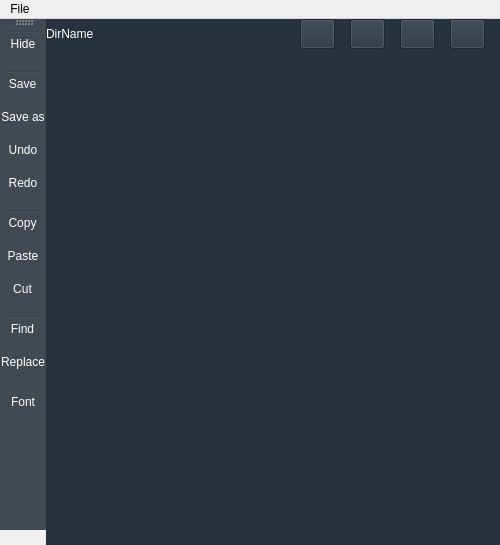
Qt form app/src/MainWindow.ui (i-minakov/utext) before a commit.
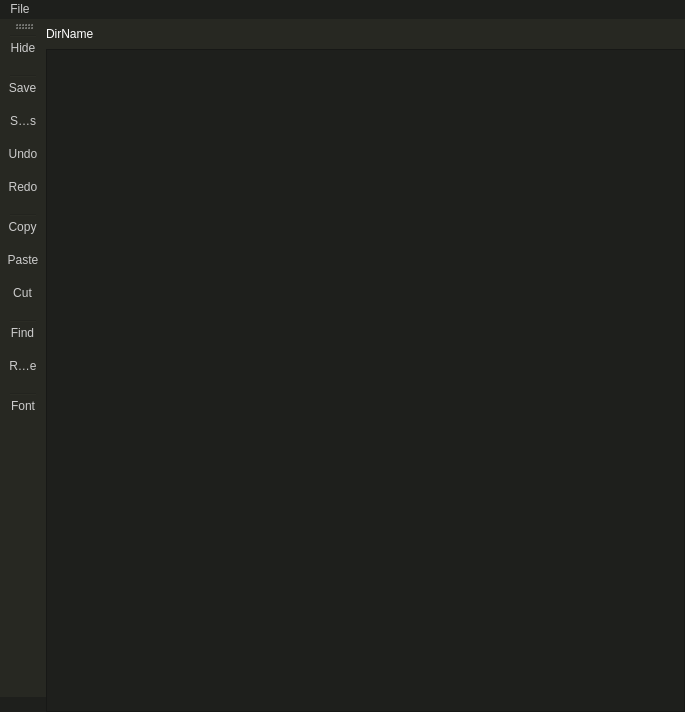
The same form after that commit. The open tabs and pages were chosen to show the change. Icons and pictures are not drawn.

What changed in the file:
```diff
--- a/app/src/MainWindow.ui
+++ b/app/src/MainWindow.ui
@@ -6,8 +6,8 @@
    <rect>
     <x>0</x>
     <y>0</y>
-    <width>500</width>
-    <height>545</height>
+    <width>685</width>
+    <height>712</height>
    </rect>
   </property>
   <property name="minimumSize">
@@ -29,6 +29,10 @@
    <iconset theme=":/resources/cut.svg">
     <normaloff>.</normaloff>.</iconset>
   </property>
+  <property name="styleSheet">
+   <string notr="true">background-color: #1e1f1c;
+color: #cccccc;</string>
+  </property>
   <widget class="QWidget" name="MainWindowLO">
    <property name="acceptDrops">
     <bool>true</bool>
@@ -68,7 +72,89 @@
         <bool>true</bool>
        </property>
        <property name="styleSheet">
-        <string notr="true">background-color: #27323E;</string>
+        <string notr="true">QTreeView
+{
+	background-color: #1e1f1c;
+	selection-background-color: transparent;
+}
+
+QTreeView::item:selected
+{
+	background: red;
+}
+
+QTreeView::item:selected:active{
+	background: #75715e;
+}
+
+QTreeView::item:selected:!active {
+	background: #414339;
+}
+
+/* =========== scroll =========== */
+ QScrollBar:vertical
+ {
+	width: 10px;
+	margin: 0px 3px 0px 3px;
+	border-radius: 2px;
+ }
+
+QScrollBar::handle:vertical
+ {
+	background: #75715e;
+	min-height: 5px;
+	border-radius: 2px;
+ }
+
+QScrollBar::sub-line:vertical
+ {
+	margin: 3px 0px 3px 0px;
+	border-image: url(:/qss_icons/rc/up_arrow_disabled.png);
+	height: 10px;
+	width: 10px;
+	subcontrol-position: top;
+	subcontrol-origin: margin;
+ }
+
+ QScrollBar::add-line:vertical
+ {
+	margin: 3px 0px 3px 0px;
+	border-image: url(:/qss_icons/rc/down_arrow_disabled.png);
+	height: 10px;
+	width: 10px;
+	subcontrol-position: bottom;
+	subcontrol-origin: margin;
+ }
+
+ QScrollBar::sub-line:vertical:hover,QScrollBar::sub-line:vertical:on
+ {
+	border-image: url(:/qss_icons/rc/up_arrow.png);
+	height: 10px;
+	width: 10px;
+	subcontrol-position: top;
+	subcontrol-origin: margin;
+ }
+
+
+ QScrollBar::add-line:vertical:hover, QScrollBar::add-line:vertical:on
+ {
+	border-image: url(:/qss_icons/rc/down_arrow.png);
+	height: 10px;
+	width: 10px;
+	subcontrol-position: bottom;
+	subcontrol-origin: margin;
+ }
+
+ QScrollBar::up-arrow:vertical, QScrollBar::down-arrow:vertical
+ {
+	background: none;
+ }
+
+
+ QScrollBar::add-page:vertical, QScrollBar::sub-page:vertical
+ {
+	background: none;
+ }</string>
        </property>
        <property name="currentIndex">
         <number>1</number>
@@ -145,6 +231,9 @@
              <height>30</height>
             </size>
            </property>
+           <property name="styleSheet">
+            <string notr="true">background-color: #272822;</string>
+           </property>
            <layout class="QHBoxLayout" name="horizontalLayout">
             <property name="spacing">
              <number>0</number>
@@ -198,7 +287,8 @@
                <string>Choose folder</string>
               </property>
               <property name="styleSheet">
-               <string notr="true">margin-right: 15px</string>
+               <string notr="true">border: none;
+margin-right: 15px</string>
               </property>
               <property name="text">
                <string/>
@@ -242,7 +332,8 @@
                <string>New File</string>
               </property>
               <property name="styleSheet">
-               <string notr="true">margin-right: 15px</string>
+               <string notr="true">border: none;
+margin-right: 15px</string>
               </property>
               <property name="text">
                <string/>
@@ -280,7 +371,8 @@
                <string>Remove Item</string>
               </property>
               <property name="styleSheet">
-               <string notr="true">margin-right: 15px</string>
+               <string notr="true">border: none;
+margin-right: 15px</string>
               </property>
               <property name="text">
                <string/>
@@ -321,7 +413,8 @@
                <number>-1</number>
               </property>
               <property name="styleSheet">
-               <string notr="true">margin-right: 15px</string>
+               <string notr="true">border: none;
+margin-right: 15px</string>
               </property>
               <property name="text">
                <string/>
@@ -341,7 +434,7 @@
             <bool>true</bool>
            </property>
            <property name="styleSheet">
-            <string notr="true">color: #FFFFFF;border: none;</string>
+            <string notr="true"/>
            </property>
            <property name="dragDropOverwriteMode">
             <bool>false</bool>
@@ -397,7 +490,7 @@
     <rect>
      <x>0</x>
      <y>0</y>
-     <width>500</width>
+     <width>685</width>
      <height>22</height>
     </rect>
    </property>
@@ -430,9 +523,8 @@
     <enum>Qt::DefaultContextMenu</enum>
    </property>
    <property name="styleSheet">
-    <string notr="true">background-color: #414952;
+    <string notr="true">background-color: #272822;
 border: none;
-color: #FFFFFF;
 margin-bottom: 15px</string>
    </property>
    <property name="movable">
```
Left out of the diff: 48 changed lines with no effect on the pictures.
